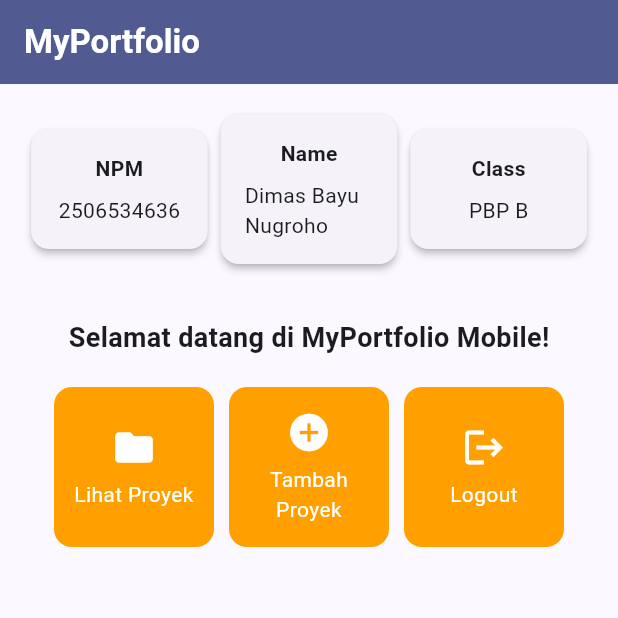
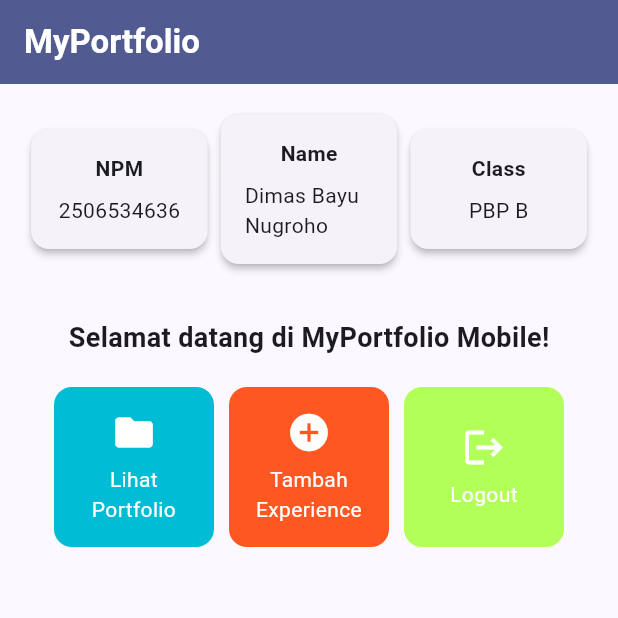
Before and after one commit to dimasnbayu/myportofolio_mobile, a Flutter app: the screen it shows after launch, on a phone screen of 412 x 824 dp, the top half of it. Run offline on Flutter 3.47's test engine with Material 3 defaults, Android fonts, the phone set to English and light mode, and no system bars.

Commit message:
chore : Tugas 7

```diff
--- a/lib/menu.dart
+++ b/lib/menu.dart
@@ -8,9 +8,9 @@ class MyHomePage extends StatelessWidget {
   final String kelas = "PBP B";
 
   final List<ItemHomepage> items = [
-    ItemHomepage("Lihat Proyek", Icons.folder),
-    ItemHomepage("Tambah Proyek", Icons.add_circle),
-    ItemHomepage("Logout", Icons.logout),
+    ItemHomepage("Lihat Portfolio", Icons.folder, Colors.cyan),
+    ItemHomepage("Tambah Experience", Icons.add_circle,Colors.deepOrange),
+    ItemHomepage("Logout", Icons.logout, Colors.lightGreenAccent),
   ];
 
     @override
@@ -119,8 +119,8 @@ class InfoCard extends StatelessWidget {
 class ItemHomepage {
   final String name;
   final IconData icon;
-
-  ItemHomepage(this.name, this.icon);
+  final Color color;
+  ItemHomepage(this.name, this.icon, this.color);
 }
 
 class ItemCard extends StatelessWidget {
@@ -132,7 +132,7 @@ class ItemCard extends StatelessWidget {
   Widget build(BuildContext context) {
     return Material(
       // Menggunakan warna sekunder dari skema tema aplikasi.
-      color: Theme.of(context).colorScheme.secondary,
+      color: item.color,
       borderRadius: BorderRadius.circular(12),
       child: InkWell(
         // Aksi ketika kartu ditekan oleh pengguna.
```
Also changed, not shown: 1 other file.
